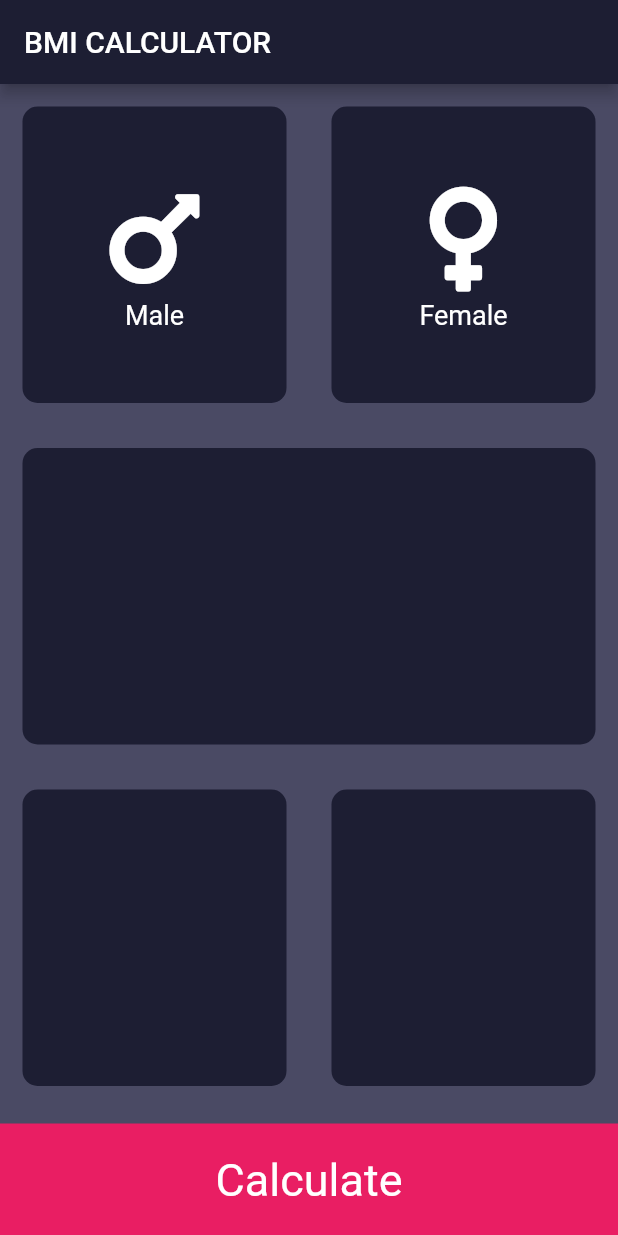
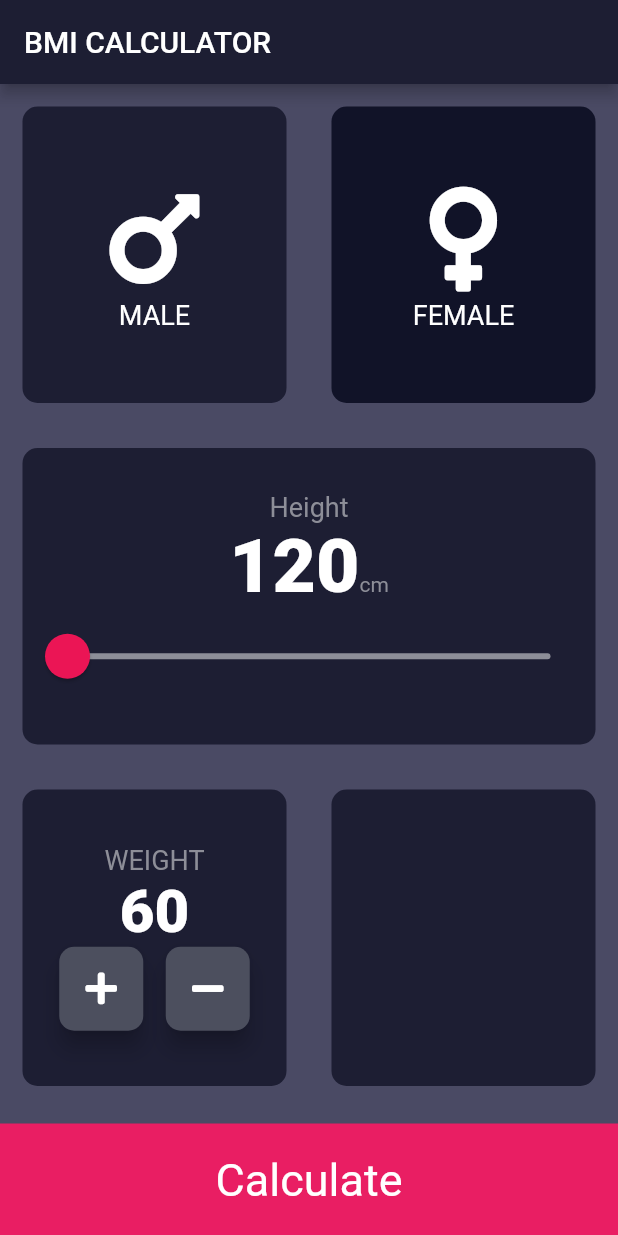
Before and after one commit to Phant0m-a/Bmi-flutter-dev, a Flutter app: the screen it shows after launch, on a phone screen of 412 x 824 dp. Run offline on Flutter 3.47's test engine with Material 2 defaults, Android fonts, the phone set to English and light mode, and no system bars; our stand-ins replace font_awesome_flutter.

Commit message:
updated the code

```diff
--- /dev/null
+++ b/lib/constant.dart
@@ -0,0 +1,4 @@
+import 'package:flutter/material.dart';
+
+const inactiveCardColor = Color(0xFF111328);
+const activeCardColor = Color(0xFF1D1E33);
--- /dev/null
+++ b/lib/iconContent.dart
@@ -0,0 +1,32 @@
+import 'package:flutter/material.dart';
+
+TextStyle labelTextStyle = TextStyle(
+  fontSize: 18.0,
+  color: Colors.white,
+);
+
+class iconContent extends StatelessWidget {
+  iconContent({this.label, this.icon});
+  final String label;
+  final IconData icon;
+  @override
+  Widget build(BuildContext context) {
+    return Column(
+      mainAxisAlignment: MainAxisAlignment.center,
+      children: [
+        Icon(
+          icon,
+          size: 80.0,
+          color: Colors.white,
+        ),
+        // SizedBox(
+        //   height: 5.0,
+        // ),
+        Text(
+          label,
+          style: labelTextStyle,
+        ),
+      ],
+    );
+  }
+}
--- a/lib/input_page.dart
+++ b/lib/input_page.dart
@@ -1,6 +1,19 @@
 import 'package:flutter/cupertino.dart';
 import 'package:flutter/material.dart';
+import 'package:flutter/rendering.dart';
 import 'package:font_awesome_flutter/font_awesome_flutter.dart';
+import 'reuseableCard.dart';
+import 'iconContent.dart';
+import 'constant.dart';
+
+enum Gender { male, female }
+// Example for gender
+// class gender{
+//   Gender mygender;
+//   gender({this.mygender})
+// }
+
+// gender g = new gender(mygender: Gender.male);
 
 class InputPage extends StatefulWidget {
   @override
@@ -8,6 +21,36 @@ class InputPage extends StatefulWidget {
 }
 
 class _InputPageState extends State<InputPage> {
+  Gender selectedGender = Gender.male;
+
+  int height = 120;
+  int weight = 60;
+  // Color maleCardColor = activeCardColor;
+  // Color femaleCardColor = inactiveCardColor;
+  //
+  // //1= male , 0 = female
+  // void updateColor(Gender selectedGender) {
+  //   if (selectedGender == Gender.male) {
+  //     if (maleCardColor == inactiveCardColor) {
+  //       maleCardColor = activeCardColor;
+  //       femaleCardColor = inactiveCardColor;
+  //     } else {
+  //       maleCardColor = activeCardColor;
+  //       // femaleCardColor = inactiveCardColor;
+  //     }
+  //   }
+  //
+  //   if (selectedGender == Gender.female) {
+  //     if (femaleCardColor == inactiveCardColor) {
+  //       femaleCardColor = activeCardColor;
+  //       maleCardColor = inactiveCardColor;
+  //     } else {
+  //       femaleCardColor = activeCardColor;
+  //       // maleCardColor = inactiveCardColor;
+  //     }
+  //   }
+  // }
+
   @override
   Widget build(BuildContext context) {
     return Scaffold(
@@ -23,50 +66,35 @@ class _InputPageState extends State<InputPage> {
                 children: <Widget>[
                   Expanded(
                       child: ReuseableCard(
-                    colour: Color(0xFF1D1E33),
-                    cardChild: Column(
-                      mainAxisAlignment: MainAxisAlignment.center,
-                      children: [
-                        Icon(
-                          FontAwesomeIcons.mars,
-                          size: 80.0,
-                          color: Colors.white,
-                        ),
-                        // SizedBox(
-                        //   height: 5.0,
-                        // ),
-                        Text(
-                          'Male',
-                          style: TextStyle(
-                            fontSize: 18.0,
-                            color: Colors.white,
-                          ),
-                        ),
-                      ],
-                    ),
-                  )),
+                          onPress: () {
+                            setState(() {
+                              // updateColor(Gender.male);
+                              selectedGender = Gender.male;
+                            });
+                          },
+                          // colour: maleCardColor,
+                          colour: selectedGender == Gender.male
+                              ? activeCardColor
+                              : inactiveCardColor,
+                          cardChild: iconContent(
+                            label: 'MALE',
+                            icon: FontAwesomeIcons.mars,
+                          ))),
                   Expanded(
                       child: ReuseableCard(
-                    colour: Color(0xFF1D1E33),
-                    cardChild: Column(
-                      mainAxisAlignment: MainAxisAlignment.center,
-                      children: [
-                        Icon(
-                          FontAwesomeIcons.venus,
-                          size: 80.0,
-                          color: Colors.white,
-                        ),
-                        // SizedBox(
-                        //   height: 5.0,
-                        // ),
-                        Text(
-                          'Female',
-                          style: TextStyle(
-                            fontSize: 18.0,
-                            color: Colors.white,
-                          ),
-                        ),
-                      ],
+                    // colour: femaleCardColor,
+                    colour: selectedGender == Gender.female
+                        ? activeCardColor
+                        : inactiveCardColor,
+                    onPress: () {
+                      setState(() {
+                        // updateColor(Gender.female);
+                        selectedGender = Gender.female;
+                      });
+                    },
+                    cardChild: iconContent(
+                      label: 'FEMALE',
+                      icon: FontAwesomeIcons.venus,
                     ),
                   )),
                 ],
@@ -75,6 +103,62 @@ class _InputPageState extends State<InputPage> {
             Expanded(
                 child: ReuseableCard(
               colour: Color(0xFF1D1E33),
+              cardChild: Column(
+                mainAxisAlignment: MainAxisAlignment.center,
+                children: <Widget>[
+                  Text(
+                    'Height',
+                    style: TextStyle(
+                      color: Color(0xFF8D8E98),
+                      fontSize: 18.0,
+                    ),
+                  ),
+                  Row(
+                    mainAxisAlignment: MainAxisAlignment.center,
+                    crossAxisAlignment: CrossAxisAlignment.baseline,
+                    textBaseline: TextBaseline.alphabetic,
+                    children: <Widget>[
+                      Text(
+                        height.toString(),
+                        style: TextStyle(
+                          fontSize: 50.0,
+                          fontWeight: FontWeight.w900,
+                        ),
+                      ),
+                      Text(
+                        'cm',
+                        style: TextStyle(
+                          color: Color(0xFF8D8E98),
+                        ),
+                      )
+                    ],
+                  ),
+                  SliderTheme(
+                    data: SliderTheme.of(context).copyWith(
+                        activeTrackColor: Colors.white,
+                        inactiveTrackColor: Color(0xFF8D8E98),
+                        thumbColor: Color(0xFFEB1555),
+                        overlayColor: Color(0x29EB1555),
+                        thumbShape:
+                            RoundSliderThumbShape(enabledThumbRadius: 15.0),
+                        overlayShape:
+                            RoundSliderOverlayShape(overlayRadius: 30.0)),
+                    child: Slider(
+                      // activeColor: Colors.white,
+                      // inactiveColor: Color(0xFF8D8E98),
+                      min: 120.0,
+                      max: 220.0,
+                      onChanged: (double newValue) {
+                        setState(() {
+                          print(newValue);
+                          height = newValue.round();
+                        });
+                      },
+                      value: height.toDouble(),
+                    ),
+                  ),
+                ],
+              ),
             )),
             Expanded(
               child: Row(
@@ -82,6 +166,34 @@ class _InputPageState extends State<InputPage> {
                   Expanded(
                       child: ReuseableCard(
                     colour: Color(0xFF1D1E33),
+                    cardChild: Column(
+                      mainAxisAlignment: MainAxisAlignment.center,
+                      children: <Widget>[
+                        Text(
+                          'WEIGHT',
+                          style: TextStyle(
+                              color: Color(0xFF8D8E98), fontSize: 18.0),
+                        ),
+                        Text(
+                          weight.toString(),
+                          style: TextStyle(
+                              color: Colors.white,
+                              fontSize: 40.0,
+                              fontWeight: FontWeight.w900),
+                        ),
+                        Row(
+                          crossAxisAlignment: CrossAxisAlignment.center,
+                          mainAxisAlignment: MainAxisAlignment.center,
+                          children: <Widget>[
+                            RoundIconButton(icon: FontAwesomeIcons.plus),
+                            SizedBox(
+                              width: 15.0,
+                            ),
+                            RoundIconButton(icon: FontAwesomeIcons.minus)
+                          ],
+                        )
+                      ],
+                    ),
                   )),
                   Expanded(
                       child: ReuseableCard(
@@ -109,22 +221,21 @@ class _InputPageState extends State<InputPage> {
   }
 }
 
-class ReuseableCard extends StatelessWidget {
-  ReuseableCard(
-      {this.cardChild, @required this.colour, this.onPress, this.label});
-
-  final Widget cardChild;
-  final Color colour;
-  final Function() onPress;
-  final String label;
-
+class RoundIconButton extends StatelessWidget {
+  RoundIconButton({this.icon});
+  final IconData icon;
   @override
   Widget build(BuildContext context) {
-    return Container(
-        child: GestureDetector(onTap: onPress, child: cardChild),
-        // color: Colors.purple,
-        margin: EdgeInsets.all(15.0),
-        decoration: BoxDecoration(
-            color: colour, borderRadius: BorderRadius.circular(10.0)));
+    return RawMaterialButton(
+      onPressed: () {},
+      child: Icon(icon),
+      elevation: 6.0,
+      constraints: BoxConstraints.tightFor(width: 56.0, height: 56.0),
+      // shape: CircleBorder(),
+      shape: RoundedRectangleBorder(
+        borderRadius: BorderRadius.circular(10.0),
+      ),
+      fillColor: Color(0xFF4C4F5E),
+    );
   }
 }
--- /dev/null
+++ b/lib/reuseableCard.dart
@@ -0,0 +1,19 @@
+import 'package:flutter/material.dart';
+
+class ReuseableCard extends StatelessWidget {
+  ReuseableCard({this.cardChild, @required this.colour, this.onPress});
+
+  final Widget cardChild;
+  final Color colour;
+  final Function() onPress;
+
+  @override
+  Widget build(BuildContext context) {
+    return Container(
+        child: GestureDetector(onTap: onPress, child: cardChild),
+        // color: Colors.purple,
+        margin: EdgeInsets.all(15.0),
+        decoration: BoxDecoration(
+            color: colour, borderRadius: BorderRadius.circular(10.0)));
+  }
+}
```
